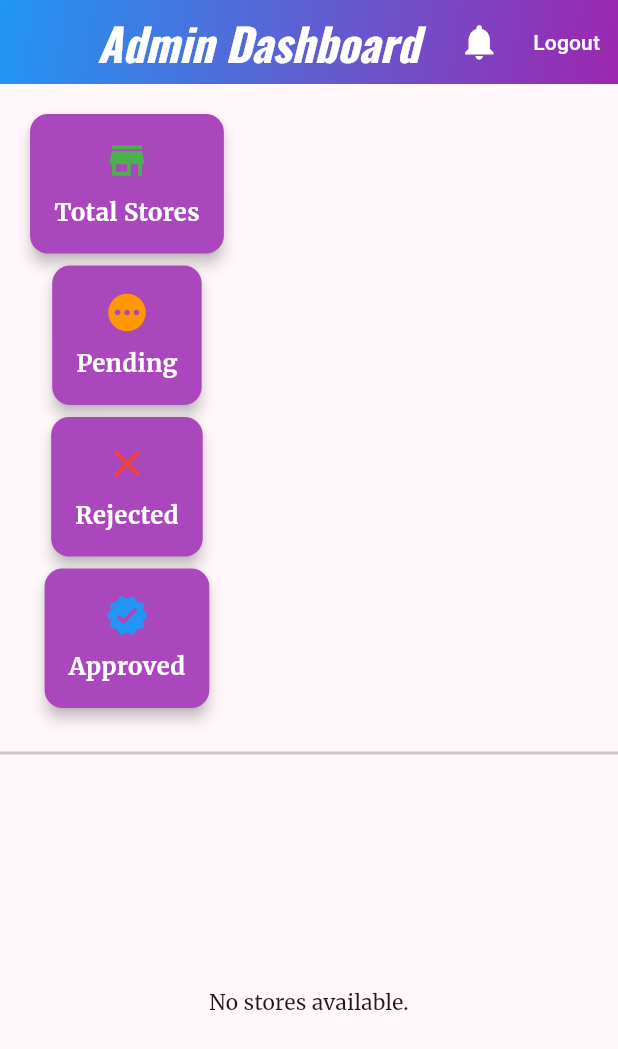
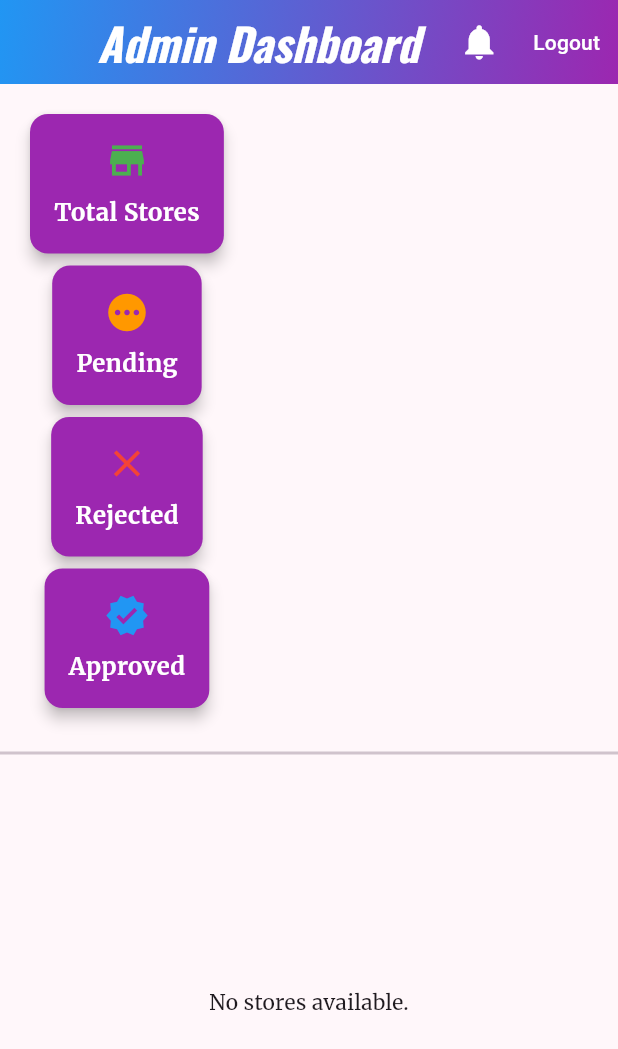
Before and after one commit to rhtmahour/go90Stores, a Flutter app: the AdminDashboard screen opened directly, on a phone screen of 412 x 824 dp. Shown: the top 1049 px of the screen. Run offline on Flutter 3.47's test engine with Material 3 defaults, Android fonts, the phone set to English and light mode, and no system bars; our stand-ins replace badges, carousel_slider, cloud_firestore, csv, dio, dots_indicator and 9 more; missing offline and left inert: flutter_stripe; accounts and stored records are empty; network calls fail.

Commit message:
code on date 19-03-2025

```diff
--- a/lib/admindashboard.dart
+++ b/lib/admindashboard.dart
@@ -393,19 +393,7 @@ class _AdminDashboardState extends State<AdminDashboard> {
                             child: Column(
                               crossAxisAlignment: CrossAxisAlignment.start,
                               children: [
-                                Container(
-                                  decoration: BoxDecoration(
-                                    gradient: LinearGradient(
-                                      colors: [
-                                        Colors.blue,
-                                        Colors.purple,
-                                      ], // Gradient colors
-                                      begin: Alignment.topLeft,
-                                      end: Alignment.bottomRight,
-                                    ),
-                                    borderRadius: BorderRadius.circular(12),
-                                  ),
-                                  child: TextButton(
+                                TextButton(
                                   onPressed: () {
                                     // Navigate to Lowest Purchase Price Report using MaterialPageRoute
                                     Navigator.push(
@@ -422,7 +410,7 @@ class _AdminDashboardState extends State<AdminDashboard> {
                                       horizontal: 24,
                                     ),
                                     backgroundColor: Colors
-                                          .transparent, // Transparent to show gradient
+                                        .purple, // Transparent to show gradient
                                     shape: RoundedRectangleBorder(
                                       borderRadius: BorderRadius.circular(12),
                                     ),
@@ -433,7 +421,6 @@ class _AdminDashboardState extends State<AdminDashboard> {
                                       fontWeight: FontWeight.bold,
                                       fontSize: 16,
                                       color: Colors.white,
-                                      ),
                                     ),
                                   ),
                                 ),
@@ -456,7 +443,7 @@ class _AdminDashboardState extends State<AdminDashboard> {
                                   title: "Total Revenue",
                                   value: "\$50,000",
                                   icon: Icons.bar_chart,
-                                  color: Colors.purple,
+                                  color: Colors.red,
                                 ),
                               ],
                             ),
@@ -524,7 +511,7 @@ Widget _buildActivityCard({
 
 Widget _buildSummaryCard(String title, IconData icon, Color color) {
   return Card(
-    color: Colors.purple[400],
+    color: Colors.purple,
     elevation: 4,
     shape: RoundedRectangleBorder(borderRadius: BorderRadius.circular(12)),
     child: Padding(
```
Also changed, not shown: 4 other files. Lines whose indentation alone changed are shown as unchanged.
